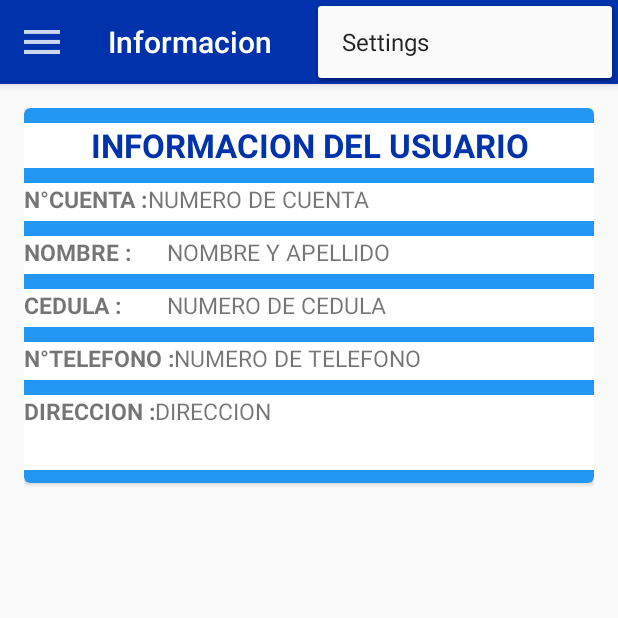
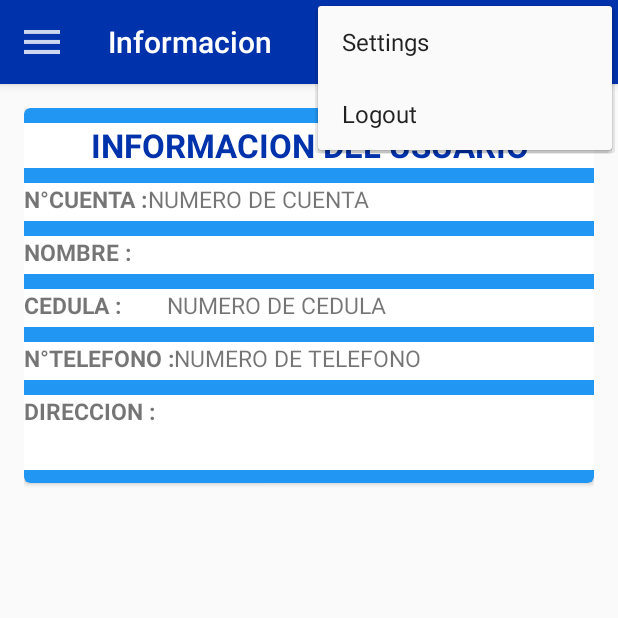
Before and after one commit to marrero250/proyectoTesis, an Android app: the AppointmentsActivity screen opened directly, with no data from a screen before it, with the options menu open, on a phone screen of 412 x 824 dp, the top half of it. Run offline under Robolectric (Android 15) with nearby library versions, the phone set to English and light mode, and no system bars; 1 statement that could not run was skipped.

Commit message:
Set de valores en layout info

```diff
--- a/app/build.gradle
+++ b/app/build.gradle
@@ -36,5 +36,6 @@ dependencies {
     compile 'com.android.support:support-v4:25.4.0'
     compile 'com.android.support:cardview-v7:+'
     testCompile 'junit:junit:4.12'
+    compile 'com.squareup.okhttp3:logging-interceptor:3.2.0'
 
 }
--- a/app/src/main/java/com/example/josephmarrero/cantv/Fragments/InfoFragment.java
+++ b/app/src/main/java/com/example/josephmarrero/cantv/Fragments/InfoFragment.java
@@ -1,19 +1,28 @@
 package com.example.josephmarrero.cantv.Fragments;
 
 
+import android.content.Context;
+import android.content.SharedPreferences;
 import android.os.Bundle;
+import android.support.annotation.Nullable;
 import android.support.v4.app.Fragment;
 import android.view.LayoutInflater;
 import android.view.View;
 import android.view.ViewGroup;
+import android.widget.TextView;
+import android.widget.Toast;
+
 
 import com.example.josephmarrero.cantv.R;
+import com.example.josephmarrero.cantv.data.api.model.Affiliate;
 
 /**
  * A simple {@link Fragment} subclass.
  */
 public class InfoFragment extends Fragment {
 
+    TextView t;
+    View view;
 
     public InfoFragment() {
         // Required empty public constructor
@@ -27,4 +36,35 @@ public class InfoFragment extends Fragment {
         return inflater.inflate(R.layout.fragment_info, container, false);
     }
 
+    @Override
+    public void onViewCreated(View view, @Nullable Bundle savedInstanceState) {
+        super.onViewCreated(view, savedInstanceState);
+
+        String PREFS_NAME = "CANTVMOCK_PREFS";
+        String PREF_AFFILIATE_ID = "PREF_USER_ID";
+        String PREF_AFFILIATE_NAME = "PREF_AFFILIATE_NAME";
+        String PREF_AFFILIATE_ADDRESS = "PREF_AFFILIATE_ADDRESS";
+        String PREF_AFFILIATE_GENDER = "PREF_AFFILIATE_GENDER";
+        String PREF_AFFILAITE_NUMID = "PREF_AFFILAITE_NUMBERID";
+        String PREF_AFFILAITE_NUMTELE = "PREF_AFFILAITE_NUMTELE";
+        String PREF_AFFILAITE_TOKEN = "PREF_AFFILAITE_TOKEN";
+
+        SharedPreferences sharedPref = getActivity().getSharedPreferences(PREFS_NAME, Context.MODE_PRIVATE);
+        String id = sharedPref.getString(PREF_AFFILIATE_ID, "" );
+        String name = sharedPref.getString(PREF_AFFILIATE_NAME, "" );
+        String address= sharedPref.getString(PREF_AFFILIATE_ADDRESS, "" );
+        String gender = sharedPref.getString(PREF_AFFILIATE_GENDER, "" );
+
+        Toast.makeText(this.getContext(), "Nombre" + name + id, Toast.LENGTH_SHORT).show();
+
+        TextView nombre = (TextView) view.findViewById(R.id.nameid);
+        nombre.setText(name);
+
+        TextView direccion = (TextView) view.findViewById(R.id.Adress);
+        direccion.setText(address);
+
+
+
+
+    }
 }
--- a/app/src/main/java/com/example/josephmarrero/cantv/Fragments/PagosFragment.java
+++ b/app/src/main/java/com/example/josephmarrero/cantv/Fragments/PagosFragment.java
@@ -25,6 +25,10 @@ public class PagosFragment extends Fragment {
                              Bundle savedInstanceState) {
         // Inflate the layout for this fragment
         return inflater.inflate(R.layout.fragment_pagos, container, false);
+
+
+
+
     }
 
 }
--- a/app/src/main/java/com/example/josephmarrero/cantv/data/prefs/SessionPrefs.java
+++ b/app/src/main/java/com/example/josephmarrero/cantv/data/prefs/SessionPrefs.java
@@ -18,6 +18,8 @@ public class SessionPrefs {
     public static final String PREF_AFFILIATE_ADDRESS = "PREF_AFFILIATE_ADDRESS";
     public static final String PREF_AFFILIATE_GENDER = "PREF_AFFILIATE_GENDER";
     public static final String PREF_AFFILAITE_TOKEN = "PREF_AFFILAITE_TOKEN";
+    public static final String PREF_AFFILAITE_NUMID = "PREF_AFFILAITE_NUMBERID";
+    public static final String PREF_AFFILAITE_NUMTELE = "PREF_AFFILAITE_NUMTELE";
 
     private final SharedPreferences mPrefs;
 
@@ -53,6 +55,8 @@ public class SessionPrefs {
             editor.putString(PREF_AFFILIATE_ADDRESS, affiliate.getAddress());
             editor.putString(PREF_AFFILIATE_GENDER, affiliate.getGender());
             editor.putString(PREF_AFFILAITE_TOKEN, affiliate.getToken());
+            editor.putString(PREF_AFFILAITE_NUMID, affiliate.getNumero_cuenta());
+            editor.putString(PREF_AFFILAITE_NUMTELE, affiliate.getTelefono());
             editor.apply();
 
             mIsLoggedIn = true;
@@ -67,6 +71,8 @@ public class SessionPrefs {
         editor.putString(PREF_AFFILIATE_ADDRESS, null);
         editor.putString(PREF_AFFILIATE_GENDER, null);
         editor.putString(PREF_AFFILAITE_TOKEN, null);
+        editor.putString(PREF_AFFILAITE_NUMTELE, null);
+        editor.putString(PREF_AFFILAITE_NUMID, null);
         editor.apply();
     }
 }
--- a/app/src/main/java/com/example/josephmarrero/cantv/ui/AppointmentsActivity.java
+++ b/app/src/main/java/com/example/josephmarrero/cantv/ui/AppointmentsActivity.java
@@ -32,6 +32,7 @@ public class AppointmentsActivity extends AppCompatActivity {
     private NavigationView navigationView;
 
 
+
     @Override
     protected void onCreate(Bundle savedInstanceState) {
         super.onCreate(savedInstanceState);
@@ -43,7 +44,6 @@ public class AppointmentsActivity extends AppCompatActivity {
         setFragmentByDefault();
 
 
-        final SessionPrefs sessionPrefs = SessionPrefs.get(this.getApplicationContext());
 
         drawerLayout.addDrawerListener(new DrawerLayout.DrawerListener() {
             @Override
@@ -101,7 +101,7 @@ public class AppointmentsActivity extends AppCompatActivity {
                         break;
 
                     case R.id.menu_opcion_1:
-                        sessionPrefs.logOut();
+
 
                         break;
 
@@ -124,11 +124,11 @@ public class AppointmentsActivity extends AppCompatActivity {
 
         }
 
-       /* setContentView(R.layout.activity_appointments);
-        //Toolbar toolbar = (Toolbar) findViewById(R.id.toolbar);
-        //setSupportActionBar(toolbar);
+       /*setContentView(R.layout.activity_appointments);
+        Toolbar toolbar = (Toolbar) findViewById(R.id.toolbar);
+        setSupportActionBar(toolbar);
 
-        FloatingActionButton fab = (FloatingActionButton) findViewById(R.id.fab);
+       /* FloatingActionButton fab = (FloatingActionButton) findViewById(R.id.fab);
         fab.setOnClickListener(new View.OnClickListener() {
             @Override
             public void onClick(View view) {
@@ -170,6 +170,8 @@ public class AppointmentsActivity extends AppCompatActivity {
         // automatically handle clicks on the Home/Up button, so long
         // as you specify a parent activity in AndroidManifest.xml.
 
+        final SessionPrefs sessionPrefs = SessionPrefs.get(this.getApplicationContext());
+
         switch (item.getItemId()){
             case android.R.id.home:
                 //abrir el menu lateral
@@ -182,6 +184,14 @@ public class AppointmentsActivity extends AppCompatActivity {
         //noinspection SimplifiableIfStatement
         if (id == R.id.action_settings) {
 
+
+            return true;
+        }
+        if (id == R.id.Logout) {
+            sessionPrefs.logOut();
+            Toast.makeText(this, "Saliendo del App", Toast.LENGTH_SHORT).show();
+            startActivity(new Intent(this, LoginActivity.class));
+
             return true;
         }
 
--- a/app/src/main/res/layout/fragment_info.xml
+++ b/app/src/main/res/layout/fragment_info.xml
@@ -85,7 +85,7 @@
                         android:textStyle="bold"/>
 
                     <TextView
-                        android:id="@+id/userid"
+                        android:id="@+id/nameid"
                         android:layout_width="fill_parent"
                         android:layout_height="25dp"
                         android:layout_weight="1"
--- a/app/src/main/res/layout/fragment_solicitudes.xml
+++ b/app/src/main/res/layout/fragment_solicitudes.xml
@@ -33,11 +33,6 @@
             android:layout_marginLeft="5dp"
             android:text="Solicitudes Fragments" />
 
-        <Spinner
-            android:id="@+id/spinner"
-            android:layout_width="match_parent"
-            android:layout_height="wrap_content"
-            android:layout_gravity="center_vertical"/>
 
 
     </android.support.v7.widget.CardView>
--- a/app/src/main/res/menu/menu_appointments.xml
+++ b/app/src/main/res/menu/menu_appointments.xml
@@ -4,7 +4,12 @@
     tools:context="com.example.josephmarrero.cantv.ui.AppointmentsActivity">
     <item
         android:id="@+id/action_settings"
-        android:orderInCategory="100"
+        android:orderInCategory="1"
         android:title="@string/action_settings"
         app:showAsAction="never" />
+    <item
+        android:id="@+id/Logout"
+        android:orderInCategory="1"
+        android:title="Logout"
+        app:showAsAction="never" />
 </menu>
--- a/app/src/main/res/values/strings.xml
+++ b/app/src/main/res/values/strings.xml
@@ -4,7 +4,7 @@
     <string name="title_activity_login">"Inicio de sesión"</string>
 
     <!-- Strings related to login -->
-    <string name="prompt_user_id">Número de identificación</string>
+    <string name="prompt_user_id">Número de cedula</string>
     <string name="prompt_password">Contraseña</string>
     <string name="action_sign_in">Iniciar sesión</string>
     <string name="action_sign_in_short">Iniciar sesión</string>
```
Also changed, not shown: app/src/main/java/com/example/josephmarrero/cantv/data/api/model/Affiliate.java (+25 -2 lines), app/src/main/java/com/example/josephmarrero/cantv/ui/LoginActivity.java (+9 -1 lines).
